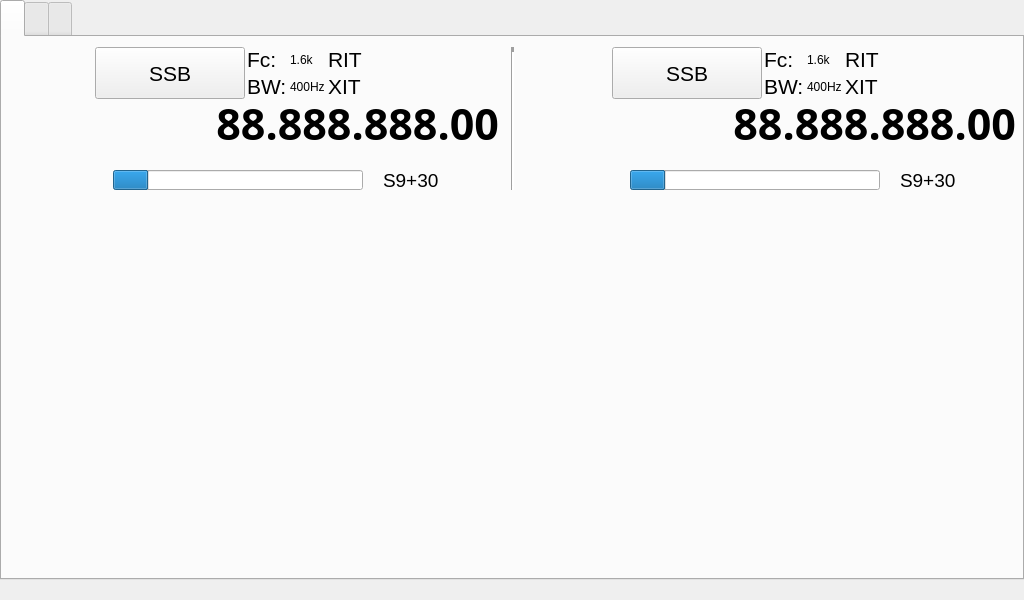
First picture: the form in mainwindow.ui, repository M0WUT/Microwave_SDR_GUI, before the edit.
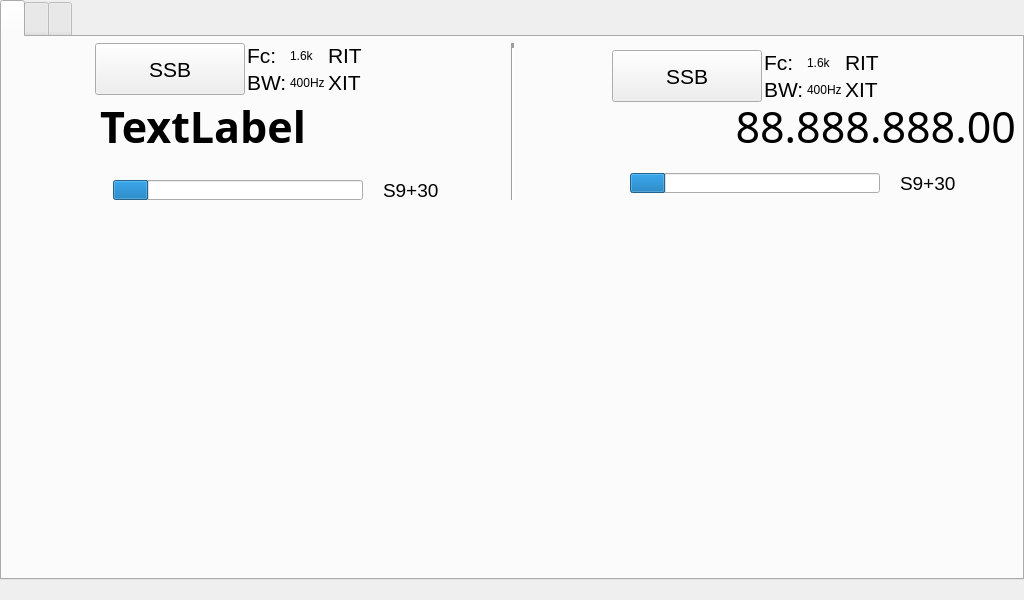
Second picture: the form after the edit. Icons and pictures are not drawn. Custom widgets are drawn as their Qt base class.

What changed in the file:
```diff
--- a/mainwindow.ui
+++ b/mainwindow.ui
@@ -454,9 +454,9 @@
                 <number>5</number>
                </property>
                <item>
-                <widget class="QPushButton" name="button_A_freq">
+                <widget class="ClickableLabel" name="label_A_freq">
                  <property name="sizePolicy">
-                  <sizepolicy hsizetype="Minimum" vsizetype="Minimum">
+                  <sizepolicy hsizetype="Fixed" vsizetype="Fixed">
                    <horstretch>0</horstretch>
                    <verstretch>0</verstretch>
                   </sizepolicy>
@@ -467,12 +467,6 @@
                    <height>45</height>
                   </size>
                  </property>
-                 <property name="maximumSize">
-                  <size>
-                   <width>400</width>
-                   <height>45</height>
-                  </size>
-                 </property>
                  <property name="font">
                   <font>
                    <family>Waree</family>
@@ -481,30 +475,8 @@
                    <bold>true</bold>
                   </font>
                  </property>
-                 <property name="acceptDrops">
-                  <bool>false</bool>
-                 </property>
-                 <property name="styleSheet">
-                  <string notr="true">border: 1px solid transparent;
-text-align: right;
-background-color: transparent
-
-</string>
-                 </property>
                  <property name="text">
-                  <string>88.888.888.00</string>
-                 </property>
-                 <property name="checkable">
-                  <bool>false</bool>
-                 </property>
-                 <property name="autoDefault">
-                  <bool>false</bool>
-                 </property>
-                 <property name="default">
-                  <bool>false</bool>
-                 </property>
-                 <property name="flat">
-                  <bool>true</bool>
+                  <string>TextLabel</string>
                  </property>
                 </widget>
                </item>
@@ -1003,8 +975,9 @@
                   <font>
                    <family>Waree</family>
                    <pointsize>32</pointsize>
-                   <weight>75</weight>
-                   <bold>true</bold>
+                   <weight>50</weight>
+                   <italic>false</italic>
+                   <bold>false</bold>
                   </font>
                  </property>
                  <property name="acceptDrops">
@@ -1012,6 +985,8 @@
                  </property>
                  <property name="styleSheet">
                   <string notr="true">border: 1px solid transparent;
+font: Waree;
+font-size: 32;
 text-align: right;
 background-color: transparent
 
@@ -1716,6 +1691,11 @@
    <header>fftplot.h</header>
    <container>1</container>
   </customwidget>
+  <customwidget>
+   <class>ClickableLabel</class>
+   <extends>QLabel</extends>
+   <header>clickablelabel.h</header>
+  </customwidget>
  </customwidgets>
  <resources>
   <include location="resources.qrc"/>
```
